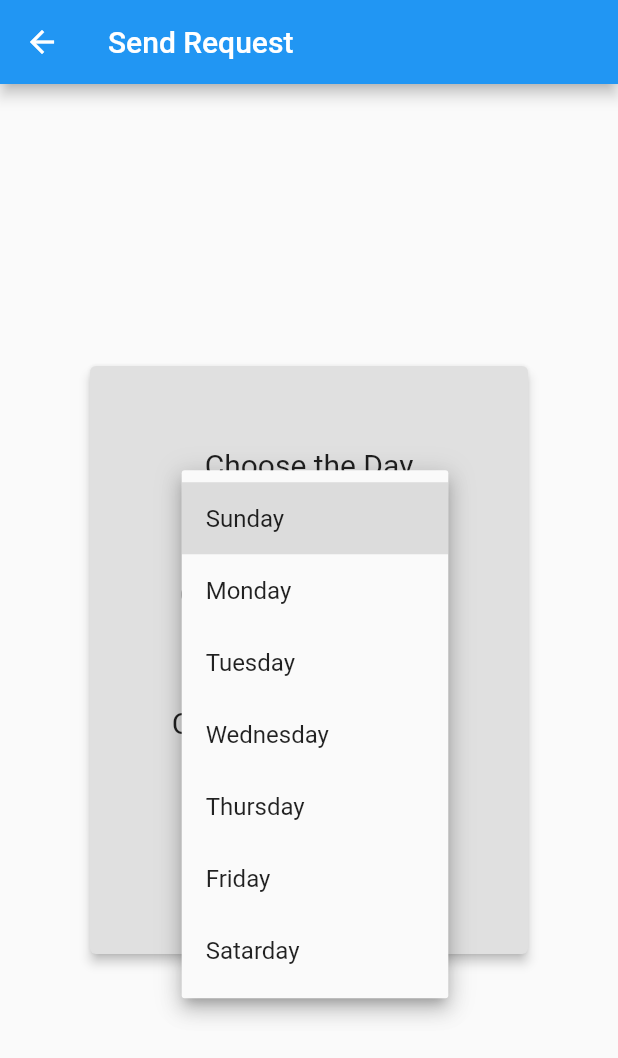
After one commit to ranganaudara/MyTutor_flutter_application, a Flutter app: the RequestWidget screen opened directly, after a tap on "Select a Subject", on a phone screen of 412 x 824 dp. The commit adds this screen. Shown: the top 1058 px of the screen. Run offline on Flutter 3.47's test engine with Material 2 defaults, Android fonts, the phone set to English and light mode, and no system bars; our stand-ins replace flutter_rating, shared_preferences; accounts and stored records are empty; network calls fail.

Commit message:
> Rating > Requesting

```diff
--- a/lib/src/models/district_list.dart
+++ b/lib/src/models/district_list.dart
@@ -1,5 +1,5 @@
 
-List districtList = [
+List<String> districtList = [
   'Ampara',
   'Anuradhapura',
   'Badulla',
--- a/lib/src/screens/choose_user_screen.dart
+++ b/lib/src/screens/choose_user_screen.dart
@@ -1,5 +1,5 @@
 import 'package:flutter/material.dart';
-import 'package:tutor_app_new/src/screens/student_screens/login_screen_student.dart';
+import 'package:tutor_app_new/src/screens/student_screens/login_screen_student/login_screen_student.dart';
 import 'package:tutor_app_new/src/screens/teacher_screens/login_screen_teacher.dart';
 
 class ChooseUser extends StatefulWidget {
--- a/lib/src/screens/home_screen.dart
+++ b/lib/src/screens/home_screen.dart
@@ -17,7 +17,7 @@ class HomeScreenState extends State<HomeScreen> {
           mainAxisAlignment: MainAxisAlignment.center,
           children: <Widget>[
             Expanded(
-              flex: 6,
+              flex: 7,
               child: Container(
                 padding: EdgeInsets.symmetric(horizontal: 30.0),
                 color: Colors.black12,
@@ -46,7 +46,7 @@ class HomeScreenState extends State<HomeScreen> {
               ),
             ),
             Expanded(
-              flex: 7,
+              flex: 6,
               child: Container(
                 margin: EdgeInsets.symmetric(vertical: 20.0),
                 height: 200.0,
--- a/lib/src/screens/student_screens/register_screen_student.dart
+++ b/lib/src/screens/student_screens/register_screen_student/register_screen_student.dart
@@ -3,7 +3,7 @@ import 'package:http/http.dart' as http;
 import 'dart:convert';
 
 import 'package:tutor_app_new/src/mixins/validator_mixin.dart';
-import 'package:tutor_app_new/src/screens/student_screens/login_screen_student.dart';
+import 'package:tutor_app_new/src/screens/student_screens/login_screen_student/login_screen_student.dart';
 
 class StudentRegisterScreen extends StatefulWidget {
   @override
--- a/lib/src/screens/teacher_screens/register_screen_teacher.dart
+++ b/lib/src/screens/teacher_screens/register_screen_teacher.dart
@@ -183,7 +183,7 @@ class _TeacherRegisterScreenState extends State<TeacherRegisterScreen> with Vali
   }
 
   void postRequest() async {
-    var url = 'https://frightful-warlock-77972.herokuapp.com/user/register';
+    var url = 'https://guarded-beyond-19031.herokuapp.com/register';
 
     var body = {
       'role': 'tutor',
--- /dev/null
+++ b/lib/src/widgets/request.dart
@@ -0,0 +1,226 @@
+import 'dart:convert';
+
+import 'package:flutter/material.dart';
+import 'package:http/http.dart' as http;
+import 'package:shared_preferences/shared_preferences.dart';
+import 'package:tutor_app_new/src/models/district_list.dart';
+
+class RequestWidget extends StatefulWidget {
+  final myTutor;
+  RequestWidget({Key key, this.myTutor}) : super(key: key);
+
+  @override
+  _RequestWidgetState createState() => _RequestWidgetState();
+}
+
+class _RequestWidgetState extends State<RequestWidget> {
+
+  final GlobalKey<ScaffoldState> _scaffoldKey = GlobalKey<ScaffoldState>();
+
+  String requestUrl = "https://guarded-beyond-19031.herokuapp.com/makeRequest";
+  String _currentSubjectSelected;
+  String _currentDaySelected;
+  String _currentLocationSelected;
+  String _day;
+  String _subject;
+  String _location;
+  String _studentEmail;
+
+  List<String> subjectList = [
+    "Mathematics",
+    "Physics",
+    "Biology",
+    "Chemistry"
+  ];
+
+  List<String> days = [
+    "Sunday",
+    "Monday",
+    "Tuesday",
+    "Wednesday",
+    "Thursday",
+    "Friday",
+    "Satarday"
+  ];
+
+
+  @override
+  void initState() {
+    super.initState();
+    _getStudentEmail();
+  }
+
+  @override
+  Widget build(BuildContext context) {
+    //subjectList = widget.myTutor['subject'];
+
+    return Scaffold(
+      key: _scaffoldKey,
+      appBar: AppBar(
+        title: Text("Send Request"),
+      ),
+      body: Center(
+        child: Container(
+          width: 300.0,
+          height: 400.0,
+          child: Card(
+            elevation: 3.0,
+            color: Colors.grey[300],
+            child: Column(
+              mainAxisAlignment: MainAxisAlignment.center,
+              children: <Widget>[
+                SizedBox(height: 15.0,),
+                Text('Choose the Day', style: TextStyle(fontSize: 20.0)),
+                _chooseDay(),
+                SizedBox(height: 15.0,),
+                Text('Choose the Subject', style: TextStyle(fontSize: 20.0)),
+                _chooseSubject(),
+                SizedBox(height: 15.0,),
+                Text('Choose the Location', style: TextStyle(fontSize: 20.0)),
+                _chooseLocation(),
+                SizedBox(height: 15.0,),
+                _submitButton(),
+              ],
+            ),
+          ),
+        ),
+      ),
+    );
+  }
+
+  Widget _submitButton(){
+    return Container(
+      height: 40.0,
+      width: 100.0,
+      child: RaisedButton(
+        color: Colors.blue[300],
+        child: Text("Submit"),
+        onPressed: (){
+          _sendRequest();
+        },
+        shape: RoundedRectangleBorder(
+          borderRadius: BorderRadius.circular(20.0),
+        ),
+      ),
+    );
+  }
+
+  Widget _chooseSubject(){
+    return Container(
+      child: DropdownButton<String>(
+        items:subjectList.map((dropDownItem) {
+          return DropdownMenuItem<String>(
+            value: dropDownItem,
+            child: Text(dropDownItem),
+          );
+        }).toList(),
+        onChanged: (String valueSelected) {
+          _onDropDownSubjectSelected(valueSelected);
+        },
+        value: _currentSubjectSelected,
+        hint: Text('Select a Day'),
+      ),
+    );
+  }
+
+  Widget _chooseDay(){
+    return Container(
+      child: DropdownButton<String>(
+        items:days.map((dropDownItem) {
+          return DropdownMenuItem<String>(
+            value: dropDownItem,
+            child: Text(dropDownItem),
+          );
+        }).toList(),
+        onChanged: (String valueSelected) {
+          _onDropDownDaySelected(valueSelected);
+        },
+        value: _currentDaySelected,
+        hint: Text('Select a Subject'),
+      ),
+    );
+  }
+
+  Widget _chooseLocation(){
+    return Container(
+      child: DropdownButton<String>(
+        items:districtList.map((dropDownItem) {
+          return DropdownMenuItem<String>(
+            value: dropDownItem,
+            child: Text(dropDownItem),
+          );
+        }).toList(),
+        onChanged: (String valueSelected) {
+          _onDropDownLocationSelected(valueSelected);
+        },
+        value: _currentLocationSelected,
+        hint: Text('Select a Location'),
+      ),
+    );
+  }
+  void _onDropDownSubjectSelected(String valueSelected) {
+    setState(() {
+      this._currentSubjectSelected = valueSelected;
+      this._subject = valueSelected;
+    });
+  }
+
+  void _onDropDownDaySelected(String valueSelected) {
+    setState(() {
+      this._currentDaySelected = valueSelected;
+      this._day = valueSelected;
+    });
+  }
+
+  void _onDropDownLocationSelected(String valueSelected) {
+    setState(() {
+      this._currentLocationSelected = valueSelected;
+      this._location = valueSelected;
+    });
+  }
+
+
+  void _sendRequest() async {
+
+    Map<String, dynamic> requestBody = {
+      "student": "$_studentEmail",
+      "tutor":"${widget.myTutor["email"]}",
+      "day":"$_day",
+      "location":"$_location",
+      "subject":"$_subject",
+
+    };
+    http.post(requestUrl, body: requestBody).then((dynamic response){
+      Map<String, dynamic> res = json.decode(response.body);
+      setState(() {
+        _showSnackBar(res);
+        print(res['success']);
+      });
+    });
+  }
+
+  _getStudentEmail() async {
+    SharedPreferences prefs = await SharedPreferences.getInstance();
+    setState(() {
+      _studentEmail = prefs.getString("email");
+    });
+  }
+
+  void _showSnackBar(Map<String, dynamic> res) {
+    final snackBar = SnackBar(
+      content: res['success']
+          ? Text(
+        'Successfull!',
+        style: TextStyle(color: Colors.white),
+      )
+          : Text(
+        'Oops! Something went wrong!',
+        style: TextStyle(color: Colors.white),
+      ),
+      duration: Duration(seconds: 3),
+      backgroundColor: Colors.blueGrey,
+    );
+    _scaffoldKey.currentState.showSnackBar(snackBar);
+  }
+
+}
--- a/pubspec.yaml
+++ b/pubspec.yaml
@@ -13,6 +13,8 @@ environment:
   sdk: ">=2.0.0-dev.68.0 <3.0.0"
 
 dependencies:
+  flutter_rating: ^0.0.2
+  shared_preferences: ^0.4.3
   flutter:
     sdk: flutter
 
```
Also changed, not shown: lib/src/models/student_model.dart (added, +23 -0 lines), lib/src/models/trnding_user.dart (deleted, +0 -9 lines), lib/src/screens/student_screens/loged_student_screen/loged_student_screen.dart (renamed from lib/src/screens/student_screens/loged_student_screen.dart, +9 -2 lines), lib/src/screens/student_screens/login_screen_student/login_screen_student.dart (renamed from lib/src/screens/student_screens/login_screen_student.dart, +37 -10 lines), lib/src/screens/teacher_screens/teacher_profile.dart (+186 -14 lines), lib/src/widgets/rating.dart (added, +180 -0 lines), lib/src/screens/student_screens/student_profile/student_profile.dart (added).
